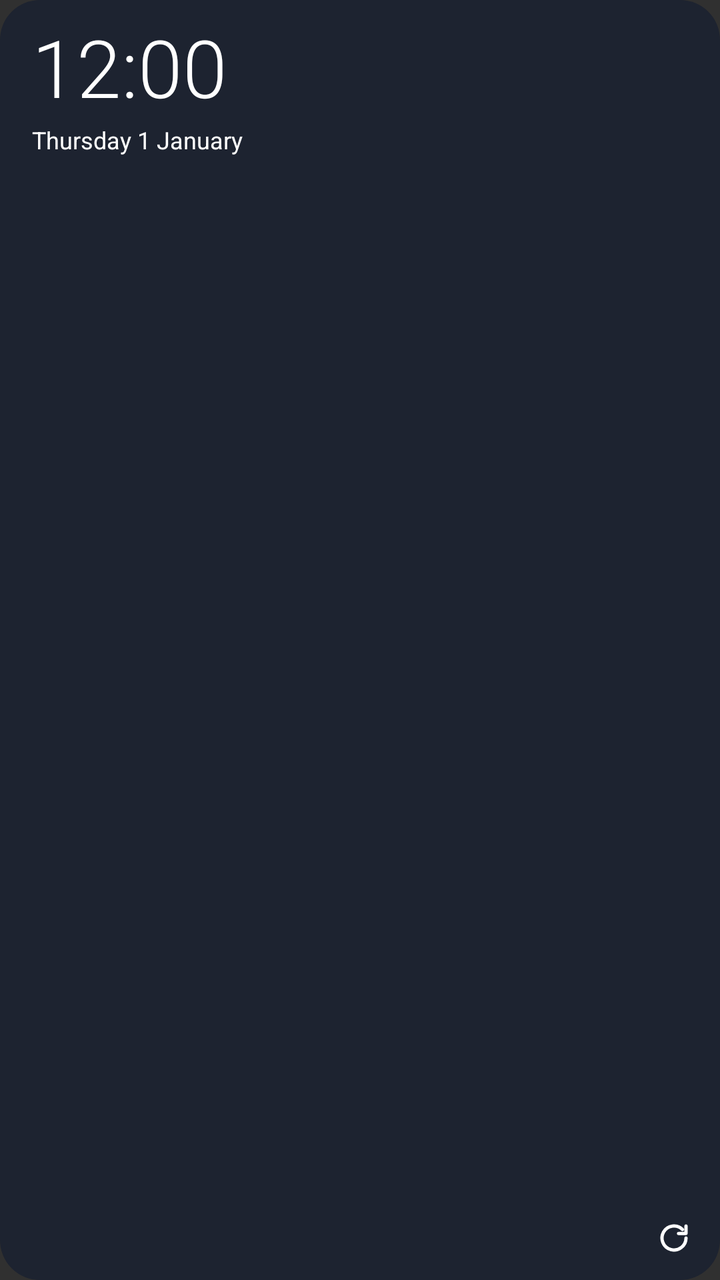
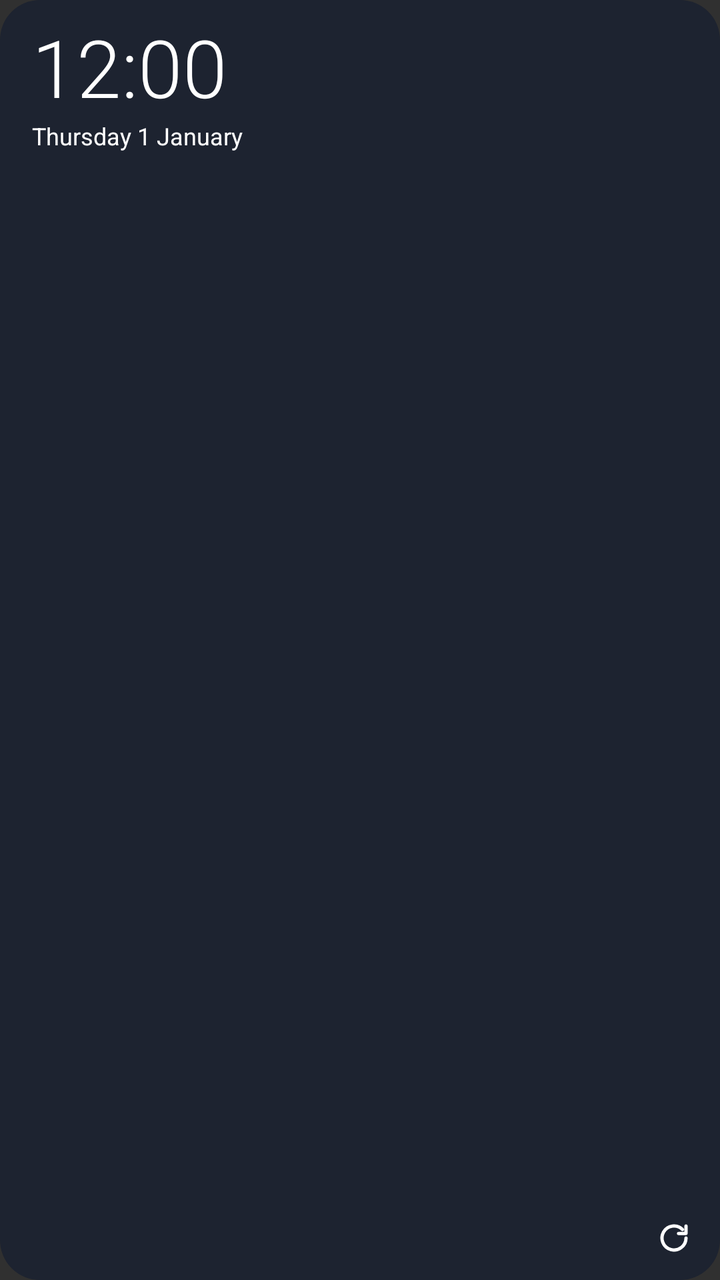

Before-and-after screenshots of an Android layout around one commit, followed by the original layout XML and the change that was made.
<!-- AndroidManifest.xml: application theme android:Theme.Material.NoActionBar -->
<!-- res/layout/wg_clock_box.xml -->
<?xml version="1.0" encoding="utf-8"?>
<LinearLayout xmlns:android="http://schemas.android.com/apk/res/android" android:id="@+id/wg_root" android:layout_width="match_parent" android:layout_height="match_parent" android:orientation="vertical" android:paddingStart="16dp" android:paddingEnd="10dp" android:paddingTop="12dp" android:paddingBottom="8dp" android:background="@drawable/wg_bg">
<LinearLayout android:layout_width="match_parent" android:layout_height="0dp" android:layout_weight="1" android:orientation="horizontal">
<include layout="@layout/wg_clock_block"/>
<ImageView android:id="@+id/wg_weather" android:layout_width="0dp" android:layout_height="match_parent" android:layout_weight="1" android:layout_marginStart="8dp" android:scaleType="fitCenter" android:contentDescription="@null"/>
</LinearLayout>
<LinearLayout android:layout_width="match_parent" android:layout_height="26dp" android:orientation="horizontal" android:gravity="center_vertical">
<ImageView android:id="@+id/wg_place" android:layout_width="0dp" android:layout_height="match_parent" android:layout_weight="1" android:scaleType="fitStart" android:contentDescription="@null"/>
<ImageView android:id="@+id/wg_refresh" android:layout_width="26dp" android:layout_height="26dp" android:layout_marginStart="4dp" android:padding="4dp" android:src="@drawable/ic_wg_refresh" android:contentDescription="@string/wg_refresh"/>
</LinearLayout>
</LinearLayout>
<!-- res/layout/wg_clock_block.xml (included above) -->
<?xml version="1.0" encoding="utf-8"?>
<LinearLayout xmlns:android="http://schemas.android.com/apk/res/android" android:id="@+id/wg_clock_box" android:layout_width="wrap_content" android:layout_height="wrap_content" android:orientation="vertical">
<LinearLayout android:id="@+id/wg_clock_tap" android:layout_width="wrap_content" android:layout_height="wrap_content" android:orientation="horizontal">
<TextClock android:id="@+id/wg_time_light" android:layout_width="wrap_content" android:layout_height="wrap_content" android:fontFamily="sans-serif-light" android:format12Hour="h:mm" android:format24Hour="H:mm" android:includeFontPadding="false" android:maxLines="1" android:textColor="#FFFFFFFF" android:textSize="40sp"/>
<TextClock android:id="@+id/wg_time_regular" android:layout_width="wrap_content" android:layout_height="wrap_content" android:fontFamily="sans-serif" android:format12Hour="h:mm" android:format24Hour="H:mm" android:includeFontPadding="false" android:maxLines="1" android:textColor="#FFFFFFFF" android:textSize="40sp" android:visibility="gone"/>
<TextClock android:id="@+id/wg_time_bold" android:layout_width="wrap_content" android:layout_height="wrap_content" android:fontFamily="sans-serif" android:textStyle="bold" android:format12Hour="h:mm" android:format24Hour="H:mm" android:includeFontPadding="false" android:maxLines="1" android:textColor="#FFFFFFFF" android:textSize="40sp" android:visibility="gone"/>
<TextClock android:id="@+id/wg_time_condensed" android:layout_width="wrap_content" android:layout_height="wrap_content" android:fontFamily="sans-serif-condensed" android:format12Hour="h:mm" android:format24Hour="H:mm" android:includeFontPadding="false" android:maxLines="1" android:textColor="#FFFFFFFF" android:textSize="40sp" android:visibility="gone"/>
<ImageView android:id="@+id/wg_alarm" android:layout_width="13dp" android:layout_height="13dp" android:layout_marginStart="3dp" android:layout_marginTop="3dp" android:src="@drawable/ic_wg_alarm" android:visibility="gone" android:contentDescription="@string/wg_alarm_set"/>
</LinearLayout>
<TextClock android:id="@+id/wg_date" android:layout_width="wrap_content" android:layout_height="wrap_content" android:layout_marginTop="3dp" android:format12Hour="EEEE d MMMM" android:format24Hour="EEEE d MMMM" android:maxLines="1" android:textColor="#FFFFFFFF" android:textSize="12sp"/>
</LinearLayout>
<!-- resources referenced by this layout -->
<resources>
  <!-- drawable ic_wg_alarm (drawable) -->
  <?xml version="1.0" encoding="utf-8"?>
  <vector xmlns:android="http://schemas.android.com/apk/res/android" android:width="24dp" android:height="24dp" android:viewportWidth="24" android:viewportHeight="24">
    <path android:pathData="M12,21a8,8 0 1,0 0,-16a8,8 0 1,0 0,16zM12,9v4l2.5,2M3.5,6.5l3,-3M20.5,6.5l-3,-3" android:strokeColor="#FFFFFFFF" android:strokeWidth="2" android:strokeLineCap="round" android:strokeLineJoin="round"/>
  </vector>
  <!-- drawable ic_wg_refresh (drawable) -->
  <?xml version="1.0" encoding="utf-8"?>
  <vector xmlns:android="http://schemas.android.com/apk/res/android" android:width="24dp" android:height="24dp" android:viewportWidth="24" android:viewportHeight="24">
    <path android:pathData="M20 12a8 8 0 1 1-2.34-5.66M20 4v5h-5" android:strokeColor="#FFFFFFFF" android:strokeWidth="2.2" android:strokeLineCap="round" android:strokeLineJoin="round"/>
  </vector>
  <!-- drawable wg_bg (drawable) -->
  <?xml version="1.0" encoding="utf-8"?>
  <shape xmlns:android="http://schemas.android.com/apk/res/android" android:shape="rectangle"><solid android:color="#E61B2230"/><corners android:radius="20dp"/></shape>
  <string name="wg_alarm_set">Budík je nastavený</string>
  <string name="wg_refresh">Obnoviť</string>
</resources>

<!-- the commit's change to res/layout/wg_clock_box.xml (unified diff, before → after) -->
@@ -2,7 +2,8 @@
 <LinearLayout xmlns:android="http://schemas.android.com/apk/res/android" android:id="@+id/wg_root" android:layout_width="match_parent" android:layout_height="match_parent" android:orientation="vertical" android:paddingStart="16dp" android:paddingEnd="10dp" android:paddingTop="12dp" android:paddingBottom="8dp" android:background="@drawable/wg_bg">
 <LinearLayout android:layout_width="match_parent" android:layout_height="0dp" android:layout_weight="1" android:orientation="horizontal">
 <include layout="@layout/wg_clock_block"/>
-<ImageView android:id="@+id/wg_weather" android:layout_width="0dp" android:layout_height="match_parent" android:layout_weight="1" android:layout_marginStart="8dp" android:scaleType="fitCenter" android:contentDescription="@null"/>
+<FrameLayout android:layout_width="0dp" android:layout_height="1dp" android:layout_weight="1"/>
+<ImageView android:id="@+id/wg_weather" android:layout_width="wrap_content" android:layout_height="wrap_content" android:contentDescription="@null"/>
 </LinearLayout>
 <LinearLayout android:layout_width="match_parent" android:layout_height="26dp" android:orientation="horizontal" android:gravity="center_vertical">
 <ImageView android:id="@+id/wg_place" android:layout_width="0dp" android:layout_height="match_parent" android:layout_weight="1" android:scaleType="fitStart" android:contentDescription="@null"/>
@@ -19,5 +20,6 @@
 <TextClock android:id="@+id/wg_time_condensed" android:layout_width="wrap_content" android:layout_height="wrap_content" android:fontFamily="sans-serif-condensed" android:format12Hour="h:mm" android:format24Hour="H:mm" android:includeFontPadding="false" android:maxLines="1" android:textColor="#FFFFFFFF" android:textSize="40sp" android:visibility="gone"/>
 <ImageView android:id="@+id/wg_alarm" android:layout_width="13dp" android:layout_height="13dp" android:layout_marginStart="3dp" android:layout_marginTop="3dp" android:src="@drawable/ic_wg_alarm" android:visibility="gone" android:contentDescription="@string/wg_alarm_set"/>
 </LinearLayout>
-<TextClock android:id="@+id/wg_date" android:layout_width="wrap_content" android:layout_height="wrap_content" android:layout_marginTop="3dp" android:format12Hour="EEEE d MMMM" android:format24Hour="EEEE d MMMM" android:maxLines="1" android:textColor="#FFFFFFFF" android:textSize="12sp"/>
+<TextClock android:id="@+id/wg_date" android:layout_width="wrap_content" android:layout_height="wrap_content" android:layout_marginTop="1dp" android:format12Hour="EEEE d MMMM" android:format24Hour="EEEE d MMMM" android:maxLines="1" android:textColor="#FFFFFFFF" android:textSize="12sp"/>
+<ImageView android:id="@+id/wg_extra" android:layout_width="wrap_content" android:layout_height="wrap_content" android:layout_marginTop="4dp" android:visibility="gone" android:contentDescription="@null"/>
 </LinearLayout>
